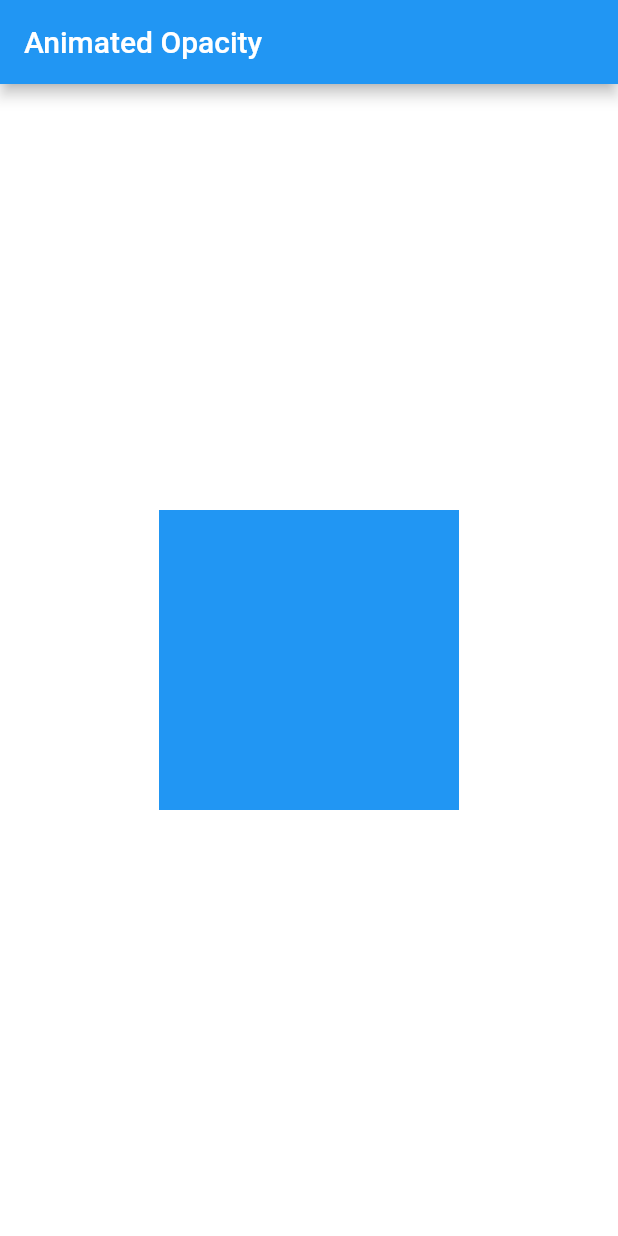
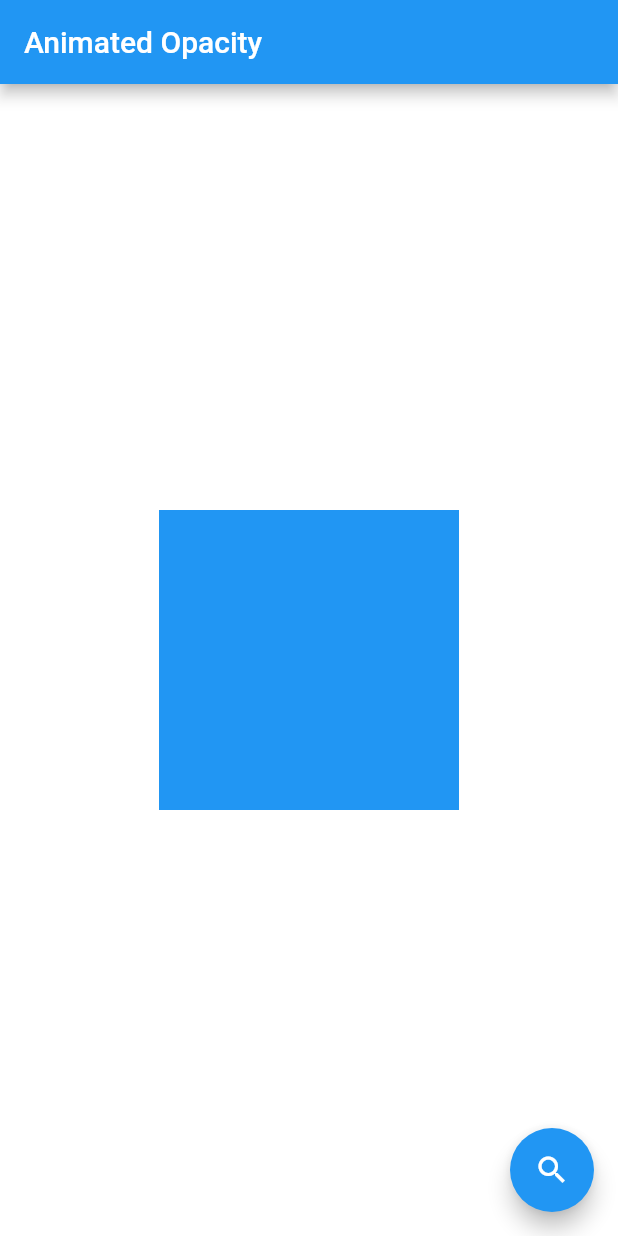
Before and after one commit to ecdundar/animationstest, a Flutter app: the screen it shows after launch, on a phone screen of 412 x 824 dp. Run offline on Flutter 3.47's test engine with Material 2 defaults, Android fonts, the phone set to English and light mode, and no system bars.

Commit message:
Animated Opacity

```diff
--- a/lib/screens/AnimatedOpacityScreen.dart
+++ b/lib/screens/AnimatedOpacityScreen.dart
@@ -8,6 +8,8 @@ class AnimatedOpactiyScreen extends StatefulWidget {
 }
 
 class _AnimatedOpactiyScreenState extends State<AnimatedOpactiyScreen> {
+  bool _visible = true;
+
   @override
   Widget build(BuildContext context) {
     return Scaffold(
@@ -15,12 +17,23 @@ class _AnimatedOpactiyScreenState extends State<AnimatedOpactiyScreen> {
       body: Container(
         color: Colors.white,
         child: Center(
-          child: Container(
-            width: 200,
-            height: 200,
-            color: Colors.blue,
-          ),
+          child: AnimatedOpacity(
+              opacity: _visible ? 1.0 : 0.0,
+              duration: const Duration(milliseconds: 500),
+              child: Container(
+                width: 200,
+                height: 200,
+                color: Colors.blue,
+              )),
         ),
+      ),
+      floatingActionButton: FloatingActionButton(
+        onPressed: () {
+          setState(() {
+            _visible = !_visible;
+          });
+        },
+        child: const Icon(Icons.search),
       ),
     );
   }
```
